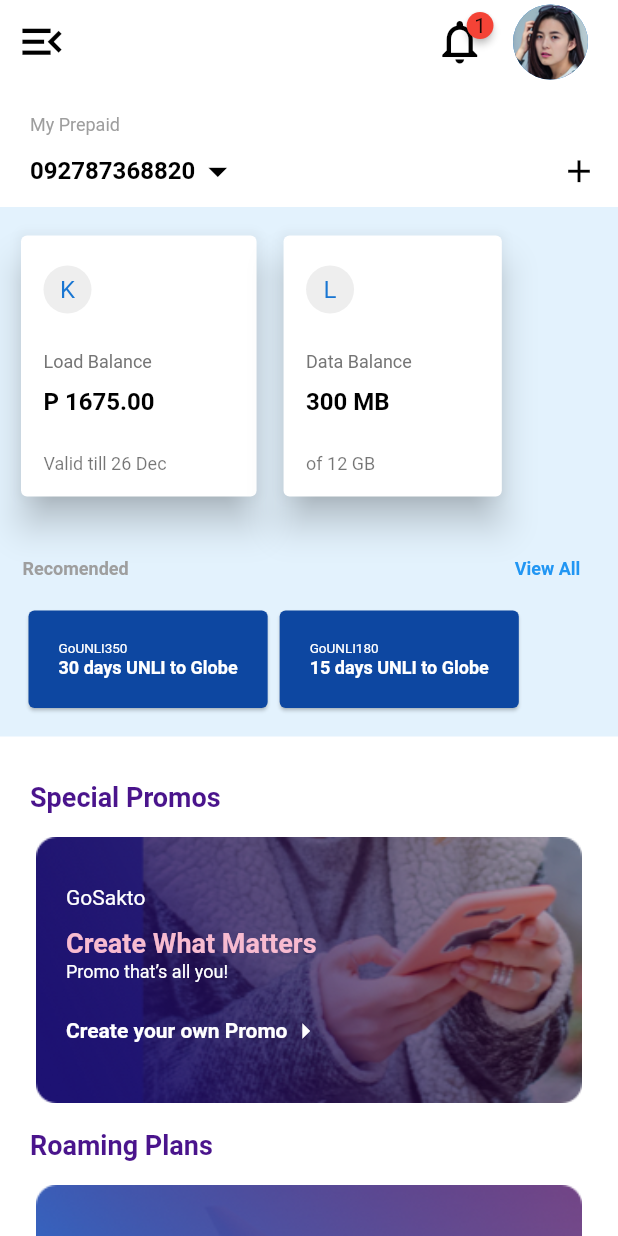
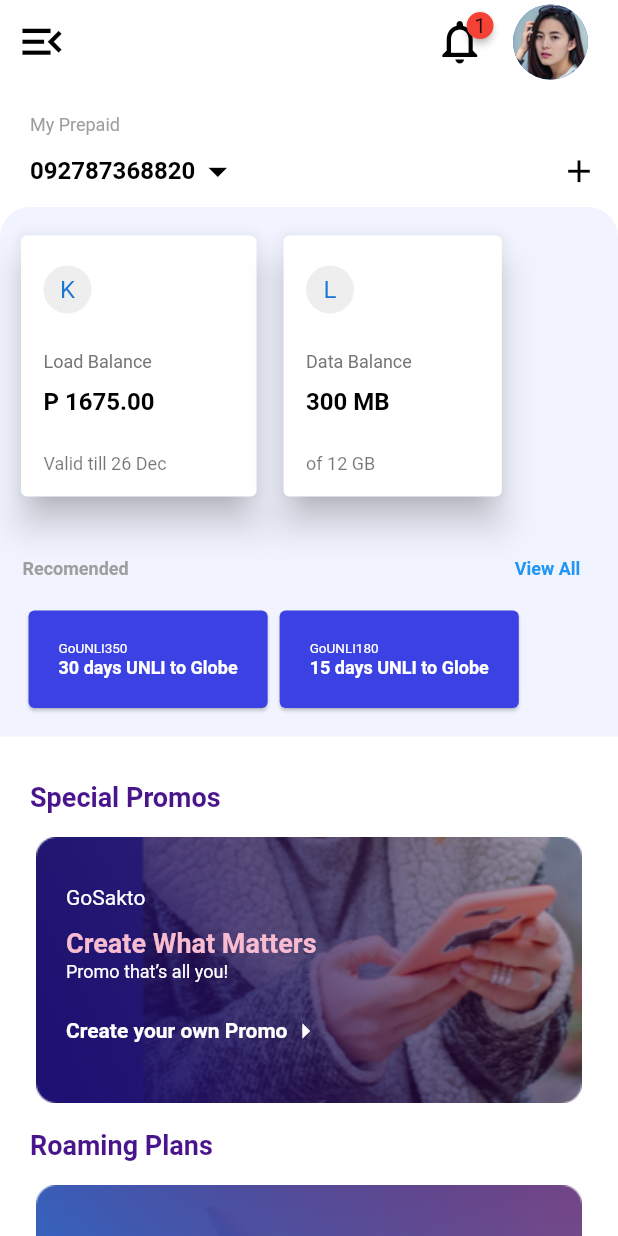
Before and after one commit to Basava44/flutter_app, a Flutter app: the screen it shows after launch, after a tap on the "notifications none" icon, on a phone screen of 412 x 824 dp. Run offline on Flutter 3.47's test engine with Material 2 defaults, Android fonts, the phone set to English and light mode, and no system bars; drawn by our look-alikes of badges.

Commit message:
Promo Cards

```diff
--- a/lib/widgets/Balance.dart
+++ b/lib/widgets/Balance.dart
@@ -15,6 +15,13 @@ class Balance extends StatelessWidget {
   @override
   Widget build(BuildContext context) {
     return Container(
+      decoration: BoxDecoration(
+        color: Color(0xFFF1F4FF),
+        borderRadius: BorderRadius.only(
+          topRight: Radius.circular(20),
+          topLeft: Radius.circular(20),
+        ),
+      ),
      child: Column(
        children:[ Row(
          children:data.map((e) => BalanceCard(data: e)).toList(),
@@ -22,7 +29,6 @@ class Balance extends StatelessWidget {
        Recomended(),
        ],
      ),
-      color: Colors.blue[50],
     );
   }
 }
--- a/lib/widgets/GlobalRewards.dart
+++ b/lib/widgets/GlobalRewards.dart
@@ -20,8 +20,11 @@ class GlobalRewards extends StatelessWidget {
             Card(
               elevation: 0,
               child: Container(
+                decoration: BoxDecoration(
+                  color: Color(0xfff9ae34),
+                  borderRadius: BorderRadius.all(Radius.circular(10)),
+                ),
                 padding: EdgeInsets.all(20),
-                color: Colors.orange.shade300,
                 child: Column(
                   crossAxisAlignment: CrossAxisAlignment.stretch,
                   children: <Widget>[
@@ -29,17 +32,20 @@ class GlobalRewards extends StatelessWidget {
                       'YOUR REWARD POINTS',
                       style: TextStyle(
                         fontSize: 11,
-                        fontWeight: FontWeight.bold,
+                        fontWeight: FontWeight.w600,
                         color: Colors.white,
                       ),
                       ),
-                      SizedBox(height: 4,),
-                    Text(
+                      SizedBox(height: 6,),
+                    Padding(
+                      padding: const EdgeInsets.fromLTRB(0, 10, 0, 0),
+                      child: Text(
                         '7250 Pts',
                         style: TextStyle(
                           fontSize: 20,
                           fontWeight: FontWeight.bold,
                           color: Colors.white,
+                        ),
                         ),
                     ),
                   ],
--- a/lib/widgets/RecomendCard/RecomendCards.dart
+++ b/lib/widgets/RecomendCard/RecomendCards.dart
@@ -10,7 +10,7 @@ class RecomendCards extends StatelessWidget {
   Widget build(BuildContext context) {
     return Container(
       child: Card(
-        color: Colors.blue[900],
+        color: Color(0xFF3B41E2),
         child: Padding(
           padding: const EdgeInsets.all(20.0),
           child: Column(
```
Lines whose indentation alone changed are shown as unchanged.
